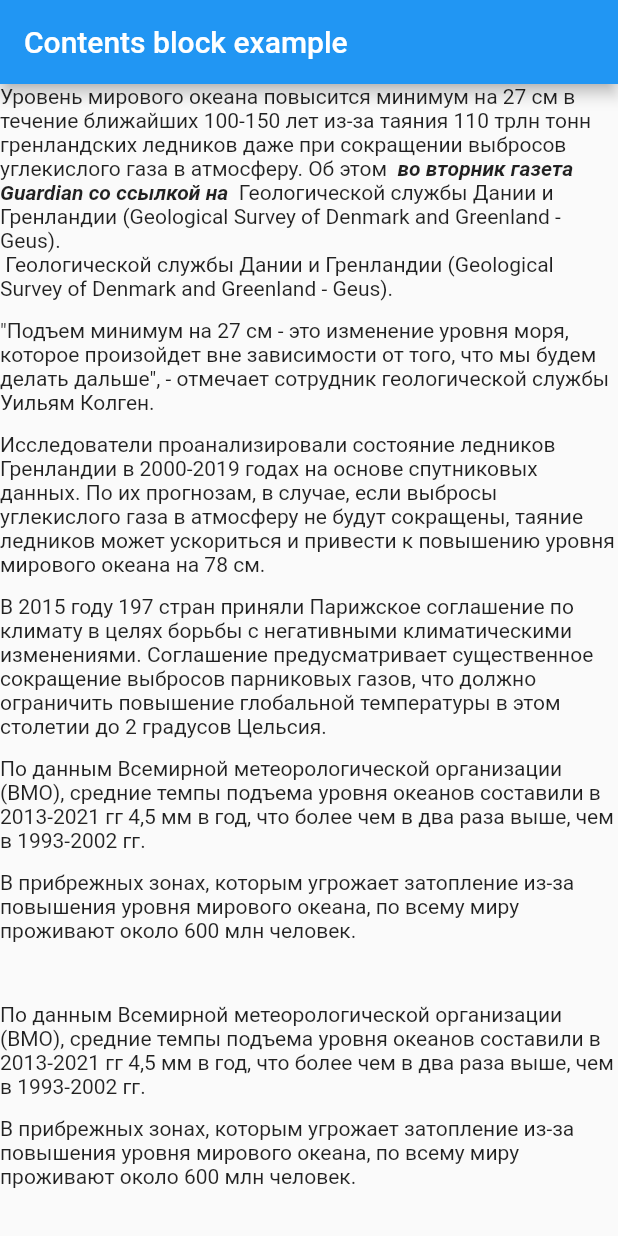
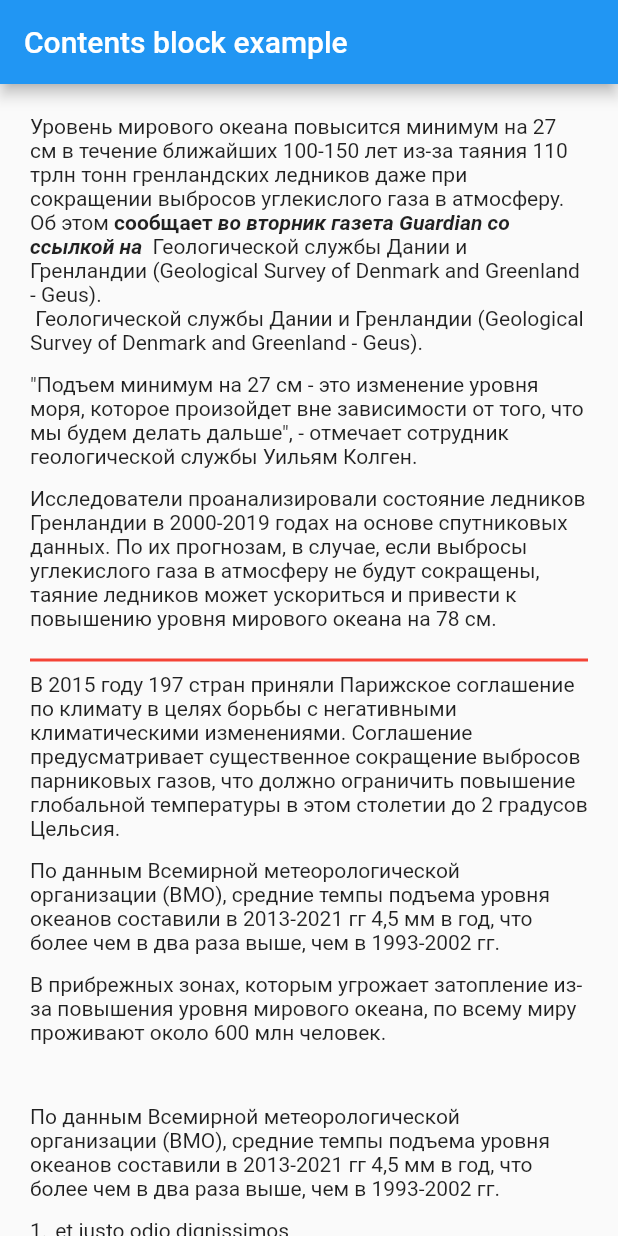
Before and after one commit to hoxa-k/flutter_content_block_parser, a Flutter app: the screen it shows after launch, on a phone screen of 412 x 824 dp. Run offline on Flutter 3.47's test engine with Material 2 defaults, Android fonts, the phone set to English and light mode, and no system bars; our stand-ins replace get_it.

```diff
--- a/example/lib/init_ioc.dart
+++ b/example/lib/init_ioc.dart
@@ -6,6 +6,7 @@ import 'package:content_block_parser_example/widgets/list_widget.dart';
 import 'package:content_block_parser_example/widgets/list_item_widget.dart';
 import 'package:content_block_parser_example/widgets/paragraph_widget.dart';
 import 'package:content_block_parser_example/widgets/text_block_widget.dart';
+import 'package:flutter/material.dart';
 
 import 'models/text.dart';
 
@@ -53,4 +54,8 @@ void initContentBlockWidgets() {
     'main_container',
     (p0, p1) => DocumentWidget(p0 as BlockContainer, children: p1 ?? []),
   );
+  WidgetCreatorVisitor.registerBlocWidget(
+    'hr',
+        (p0, p1) => const Divider(color: Colors.red, thickness: 2),
+  );
 }
--- a/example/lib/main.dart
+++ b/example/lib/main.dart
@@ -62,8 +62,10 @@ const jsonContentBlocks = {
         },
         {
           "id": "0284c87e-950b-48a6-b14d-492e6879aec8",
-          "type": "link",
-          "parameters": {},
+          "type": "text",
+          "parameters": {
+            "formattingStyles": ["b"],
+          },
           "is_external": true,
           "text": "сообщает",
           "url":
@@ -134,6 +136,10 @@ const jsonContentBlocks = {
       ]
     },
     {
+      "id": "f67f866c-8ec9-4856-975d-149e6werwer",
+      "type": "hr",
+    },
+    {
       "id": "14642140-c184-4f0e-9713-648bad508df9",
       "type": "paragraph",
       "parameters": {},
@@ -199,35 +205,6 @@ const jsonContentBlocks = {
           "parameters": {},
           "text":
               "По данным Всемирной метеорологической организации (ВМО), средние темпы подъема уровня океанов составили в 2013-2021 гг 4,5 мм в год, что более чем в два раза выше, чем в 1993-2002 гг."
-        }
-      ]
-    },
-    {
-      "id": "073ed718-b6dc-4034-bbb7-dcc18db8afb3",
-      "type": "paragraph",
-      "parameters": {},
-      "items": [
-        {
-          "id": "bbcebfa4-78c5-4c5c-a68c-9746a3edb021",
-          "type": "text",
-          "parameters": {},
-          "text":
-              "В прибрежных зонах, которым угрожает затопление из-за повышения уровня мирового океана, по всему миру проживают около 600 млн человек."
-        }
-      ]
-    },
-    {
-      "id": "073ed718-b6dc-4034-bbb7-dcc18db8afb5",
-      "type": "paragraph",
-      "parameters": null,
-      "items": [
-        {
-          "id": "bbcebfa4-78c5-4c5c-a68c-9746a3edb05",
-          "type": "link",
-          "parameters": {},
-          "is_external": false,
-          "text": "А в конце будет ссылка на другую новость",
-          "url": "ru.tass.tassovec://news/randomId"
         }
       ]
     },
@@ -378,6 +355,35 @@ const jsonContentBlocks = {
           ]
         }
       ]
+    },
+    {
+      "id": "073ed718-b6dc-4034-bbb7-dcc18db8afb3",
+      "type": "paragraph",
+      "parameters": {},
+      "items": [
+        {
+          "id": "bbcebfa4-78c5-4c5c-a68c-9746a3edb021",
+          "type": "text",
+          "parameters": {},
+          "text":
+              "В прибрежных зонах, которым угрожает затопление из-за повышения уровня мирового океана, по всему миру проживают около 600 млн человек."
+        }
+      ]
+    },
+    {
+      "id": "073ed718-b6dc-4034-bbb7-dcc18db8afb5",
+      "type": "paragraph",
+      "parameters": null,
+      "items": [
+        {
+          "id": "bbcebfa4-78c5-4c5c-a68c-9746a3edb05",
+          "type": "link",
+          "parameters": {},
+          "is_external": false,
+          "text": "А в конце будет ссылка на другую новость",
+          "url": "ru.tass.tassovec://news/randomId"
+        }
+      ]
     }
   ]
 };
--- a/example/lib/widgets/document_widget.dart
+++ b/example/lib/widgets/document_widget.dart
@@ -6,13 +6,17 @@ class DocumentWidget extends StatelessWidget {
   final List<dynamic> children;
 
   const DocumentWidget(this.block, {this.children = const [], super.key});
+
   @override
   Widget build(BuildContext context) {
-    return ListView(
-      physics: const NeverScrollableScrollPhysics(),
-      shrinkWrap: true,
-      padding: EdgeInsets.zero,
-      children: List<Widget>.from(children),
+    return Padding(
+      padding: const EdgeInsets.all(20),
+      child: ListView(
+        physics: const NeverScrollableScrollPhysics(),
+        shrinkWrap: true,
+        padding: EdgeInsets.zero,
+        children: List<Widget>.from(children),
+      ),
     );
   }
 }
--- a/lib/src/widget_creator_visitor.dart
+++ b/lib/src/widget_creator_visitor.dart
@@ -6,9 +6,6 @@ import 'package:content_block_parser/src/i_content_block.dart';
 import 'package:content_block_parser/src/ioc_container.dart';
 import 'package:flutter/foundation.dart';
 import 'package:flutter/material.dart';
-
-typedef OneChildWidget = Widget Function(Widget);
-typedef MultipleChildWidget = Widget Function(List<Widget>);
 
 class WidgetCreatorVisitor implements Visitor {
   final Queue<List<dynamic>> result = Queue()..add([]);
```
